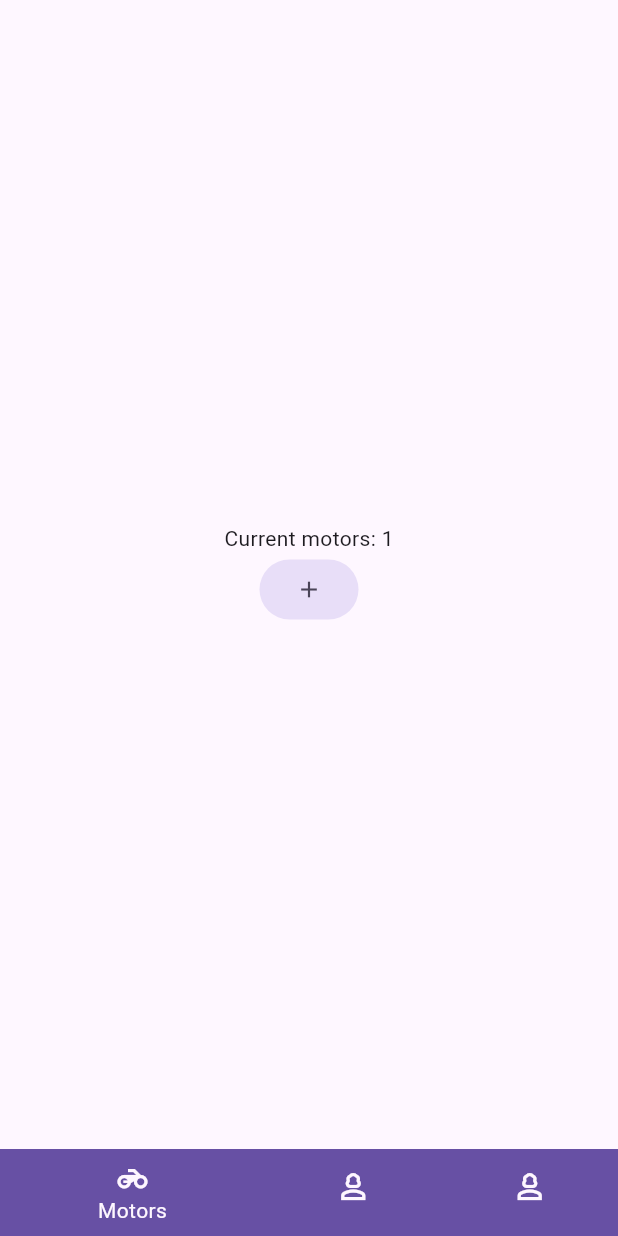
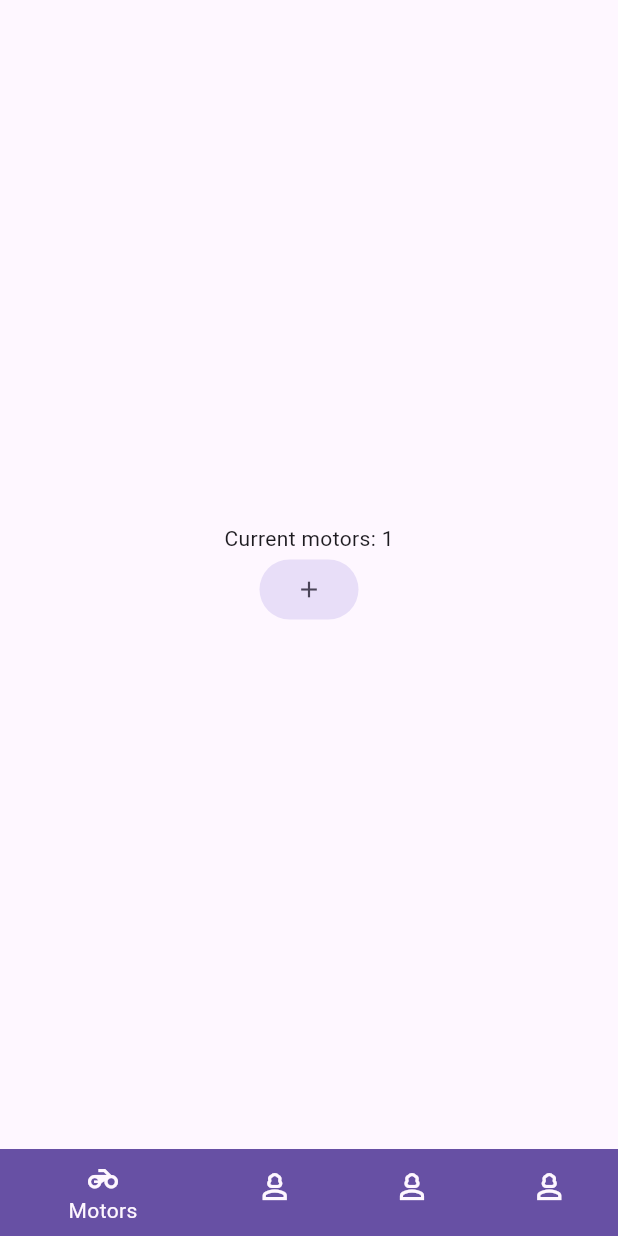
Before and after one commit to limpker10/Flutter_IotTemp, a Flutter app: the screen it shows after launch, after a tap on the "add" icon, on a phone screen of 412 x 824 dp. Run offline on Flutter 3.47's test engine with Material 2 defaults, Android fonts, the phone set to English and light mode, and no system bars; our stand-ins replace sleek_circular_slider; missing offline and left inert: mqtt_client.

Commit message:
agregando conexion mediante mqtt con  aws Iot

```diff
--- a/lib/navigation/MainScreen.dart
+++ b/lib/navigation/MainScreen.dart
@@ -1,6 +1,8 @@
 import 'package:flutter/material.dart';
 
+import '../providers//mqtt_service.dart';
 import '../screens/circular_screen.dart';
+import '../screens/message_screen.dart';
 import '../screens/motors_view.dart';
 import '../screens/users_view.dart';
 
@@ -14,11 +16,13 @@ class MainScreen extends StatefulWidget {
 class _MainScreenState extends State<MainScreen> {
   int selectedIndex = 0;
 
+
   @override
   Widget build(BuildContext context) {
+
     final colors = Theme.of(context).colorScheme;
 
-    final screens = [const MotorsView(), const UsersView(),const CircularPage()];
+    final screens = [const MotorsView(), const UsersView(),const CircularPage(), const MqttScreen()];
 
     return Scaffold(
 
@@ -55,6 +59,12 @@ class _MainScreenState extends State<MainScreen> {
             label: 'Users',
             backgroundColor: colors.tertiary,
           ),
+          BottomNavigationBarItem(
+            icon: const Icon(Icons.person_3_outlined),
+            activeIcon: const Icon(Icons.person_3),
+            label: 'Mqtt',
+            backgroundColor: colors.tertiary,
+          ),
         ],
       ),
     );
--- /dev/null
+++ b/lib/providers/mqtt_service.dart
@@ -0,0 +1,112 @@
+import 'dart:async';
+import 'dart:io';
+
+import 'package:flutter/material.dart';
+import 'package:flutter/services.dart';
+import 'package:mqtt_client/mqtt_client.dart';
+import 'package:mqtt_client/mqtt_server_client.dart';
+import 'package:uuid/uuid.dart';
+
+class MqttService {
+  bool _isConnected = false;
+  String _statusText = 'Disconnected';
+  String topic = 'esp8266/sub';
+  final TextEditingController idTextController = TextEditingController();
+  final List<String> _receivedMessages = [];
+
+  final StreamController<String> _messageController =
+  StreamController<String>.broadcast();
+  Stream<String> get messages => _messageController.stream;
+
+  bool get isConnected => _isConnected;
+  String get statusText => _statusText;
+  List<String> get receivedMessages => _receivedMessages;
+
+  final MqttServerClient _client =
+  MqttServerClient('ajc0lzc2wmskx-ats.iot.us-east-2.amazonaws.com', '');
+
+  Future<void> connectToMQTT() async {
+    if (idTextController.text.trim().isNotEmpty) {
+      _isConnected = await mqttConnect();
+    }
+  }
+
+  Future<bool> mqttConnect() async {
+    setStatus("Connecting MQTT Broker");
+
+    // After adding your certificates to the pubspec.yaml, you can use Security Context.
+    ByteData rootCA = await rootBundle.load('assets/certs/AmazonRootCA1.pem');
+    ByteData deviceCert = await rootBundle.load('assets/certs/Certificate.crt');
+    ByteData privateKey = await rootBundle.load('assets/certs/private.key');
+
+    SecurityContext context = SecurityContext.defaultContext;
+    context.setClientAuthoritiesBytes(rootCA.buffer.asUint8List());
+    context.useCertificateChainBytes(deviceCert.buffer.asUint8List());
+    context.usePrivateKeyBytes(privateKey.buffer.asUint8List());
+
+    _client.securityContext = context;
+
+    _client.logging(on: true);
+    _client.keepAlivePeriod = 20;
+    _client.port = 8883;
+    _client.secure = true;
+    _client.onConnected = onConnected;
+    _client.onDisconnected = onDisconnected;
+    _client.pongCallback = pong;
+
+    final MqttConnectMessage connMess = MqttConnectMessage()
+        .withClientIdentifier(generateUniqueClientId())
+        .startClean();
+    _client.connectionMessage = connMess;
+
+    await _client.connect();
+    if (_client.connectionStatus!.state == MqttConnectionState.connected) {
+      debugPrint("Connected to AWS Successfully!");
+
+      _client.subscribe(topic, MqttQos.atMostOnce);
+      _client.updates?.listen((List<MqttReceivedMessage<MqttMessage>> c) {
+        final MqttPublishMessage recMess = c[0].payload as MqttPublishMessage;
+        final String message =
+        MqttPublishPayload.bytesToStringAsString(recMess.payload.message);
+        _receivedMessages.add(message);
+        _messageController
+            .add(message); // Agrega el mensaje al StreamController
+
+      });
+
+      return true;
+    } else {
+      return false;
+    }
+  }
+
+  Stream<List<MqttReceivedMessage<MqttMessage>>>? handleReceivedData() {
+    return _client.updates;
+  }
+
+  String generateUniqueClientId() {
+    const uuid = Uuid();
+    return 'mqtt_client_${uuid.v4()}';
+  }
+
+  void setStatus(String content) {
+    _statusText = content;
+  }
+
+  void onConnected() {
+    setStatus("Client connection was successful");
+  }
+
+  void onDisconnected() {
+    setStatus("Client Disconnected");
+    _isConnected = false;
+  }
+
+  void pong() {
+    debugPrint('Ping response client callback invoked');
+  }
+
+  void dispose() {
+    _messageController.close();
+  }
+}
--- /dev/null
+++ b/lib/screens/message_screen.dart
@@ -0,0 +1,64 @@
+import 'package:flutter/material.dart';
+
+import '../providers/mqtt_service.dart';
+
+
+class MqttScreen extends StatefulWidget {
+  const MqttScreen({super.key});
+
+  @override
+  _MqttScreenState createState() => _MqttScreenState();
+}
+
+class _MqttScreenState extends State<MqttScreen> {
+  final MqttService _mqttProvider = MqttService();
+
+  @override
+  void initState() {
+    super.initState();
+    _mqttProvider.mqttConnect();
+  }
+
+  @override
+  void dispose() {
+    _mqttProvider.dispose();
+    super.dispose();
+  }
+
+  @override
+  Widget build(BuildContext context) {
+    return Scaffold(
+      appBar: AppBar(
+        title: const Text('MQTT Client'),
+      ),
+      body: Column(
+        children: <Widget>[
+          Text('Connection Status: ${_mqttProvider.statusText}'),
+
+          Expanded(
+            child: StreamBuilder<String>(
+              stream: _mqttProvider.messages,
+              builder: (context, snapshot) {
+                if (snapshot.connectionState == ConnectionState.waiting) {
+                  return const Center(child: CircularProgressIndicator());
+                } else if (snapshot.hasError) {
+                  return Center(child: Text('Error: ${snapshot.error}'));
+                } else {
+                  _mqttProvider.receivedMessages.add(snapshot.data!);
+                  return ListView.builder(
+                    itemCount: _mqttProvider.receivedMessages.length,
+                    itemBuilder: (context, index) {
+                      return ListTile(
+                        title: Text(_mqttProvider.receivedMessages[index]),
+                      );
+                    },
+                  );
+                }
+              },
+            ),
+          ),
+        ],
+      ),
+    );
+  }
+}
--- a/lib/widgets/custom_draw.dart
+++ b/lib/widgets/custom_draw.dart
@@ -1,11 +1,12 @@
 import 'dart:math';
 import 'dart:ui';
-
 
 import 'package:flutter/material.dart';
 import 'package:iot_temp_app/widgets/utils.dart';
 
 class CustomArc extends StatelessWidget {
+  const CustomArc({super.key});
+
   @override
   Widget build(BuildContext context) {
     return CustomPaint(
--- a/lib/widgets/slider_widget.dart
+++ b/lib/widgets/slider_widget.dart
@@ -14,8 +14,7 @@ class _SliderWidgetState extends State<SliderWidget> {
   double progressVal = 0.5;
   @override
   Widget build(BuildContext context) {
-    return Container(
-      child: Stack(
+    return Stack(
       children: [
         ShaderMask(
           shaderCallback: (rect) {
@@ -29,7 +28,7 @@ class _SliderWidgetState extends State<SliderWidget> {
               ),
             ).createShader(rect);
           },
-            child: Center(
+          child: const Center(
             child: CustomArc(),
           ),
         ),
@@ -83,7 +82,7 @@ class _SliderWidgetState extends State<SliderWidget> {
                 return Center(
                   child: Text(
                     '${percentage?.toInt()}°c',
-                      style: TextStyle(
+                    style: const TextStyle(
                       fontSize: 50,
                     ),
                   ),
@@ -93,7 +92,6 @@ class _SliderWidgetState extends State<SliderWidget> {
           ),
         ),
       ],
-      ),
     );
   }
 }
--- a/lib/widgets/utils.dart
+++ b/lib/widgets/utils.dart
@@ -8,5 +8,5 @@ double normalize(value, min, max) => ((value - min) / (max - min));
 
 const Color kScaffoldBackgroundColor = Color(0xFFF3FBFA);
 const double kDiameter = 300;
-const double kMinDegree = 16;
-const double kMaxDegree = 28;
+const double kMinDegree = 0;
+const double kMaxDegree = 100;
```
Also changed, not shown: pubspec.yaml (+6 -2 lines), pubspec.lock, 3 other files. Lines whose indentation alone changed are shown as unchanged.
